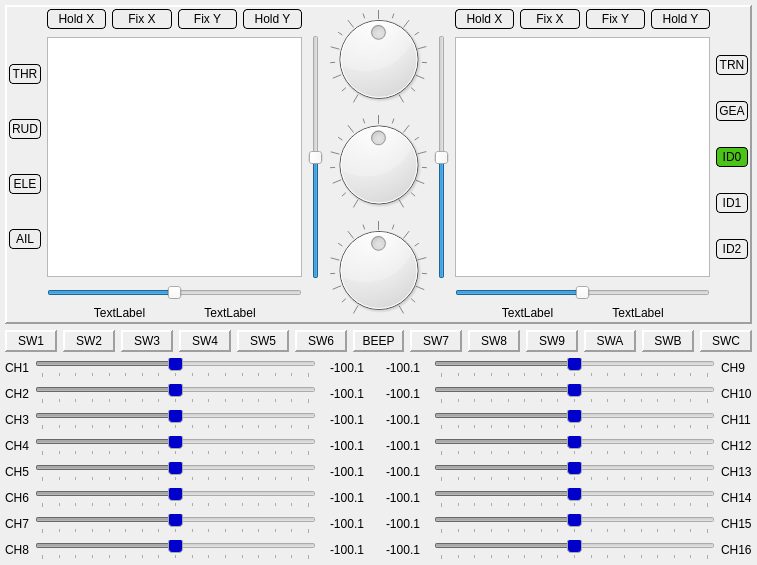
Before: the Qt Designer form src/simulatordialog.ui in xhorizont/eepe, drawn with Qt 5.
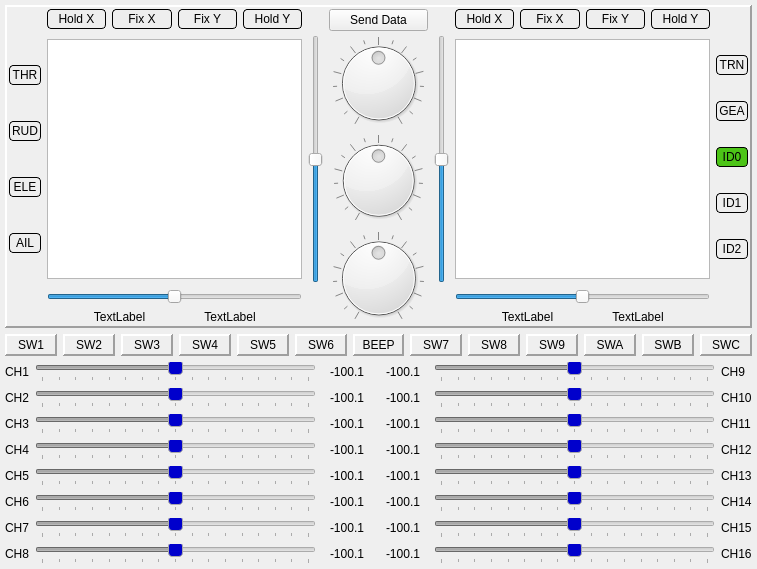
After: the same form once the commit is applied. Icons and pictures are not drawn.

What changed in the file:
```diff
--- a/src/simulatordialog.ui
+++ b/src/simulatordialog.ui
@@ -7,7 +7,7 @@
     <x>0</x>
     <y>0</y>
     <width>757</width>
-    <height>565</height>
+    <height>569</height>
    </rect>
   </property>
   <property name="windowTitle">
@@ -340,6 +340,13 @@
       </item>
       <item>
        <layout class="QVBoxLayout" name="verticalLayout_11">
+        <item>
+         <widget class="QPushButton" name="SendData">
+          <property name="text">
+           <string>Send Data</string>
+          </property>
+         </widget>
+        </item>
         <item>
          <widget class="QDial" name="dialP_1">
           <property name="sizePolicy">
```
